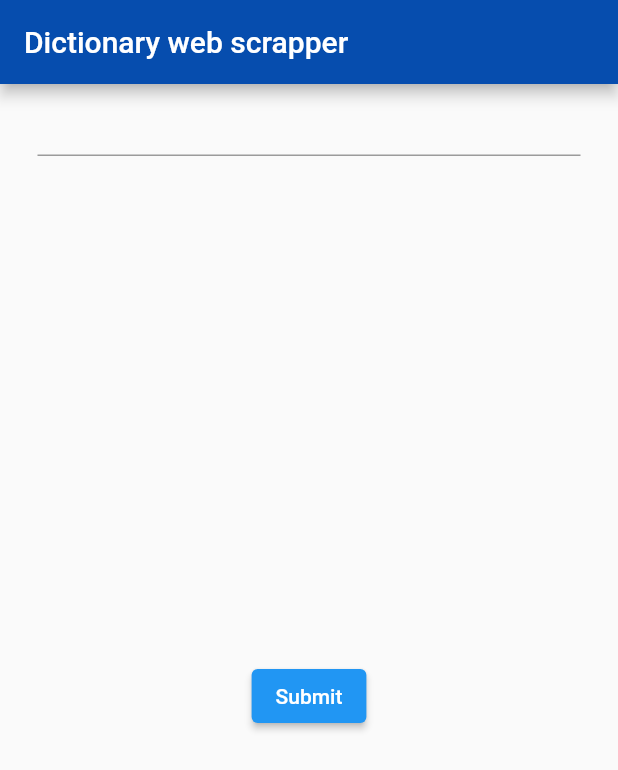
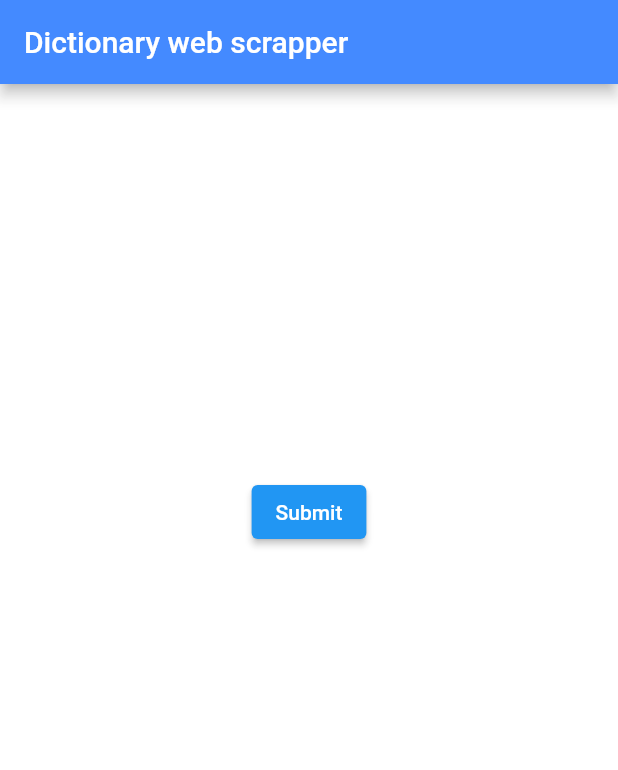
Before and after one commit to Genialngash/dictionary-scrapping, a Flutter app: the screen it shows after launch, on a phone screen of 412 x 824 dp. Shown: the top 770 px of the screen. Run offline on Flutter 3.47's test engine with Material 2 defaults, Android fonts, the light colour scheme and no system bars; missing offline and left inert: chaleno, responsive_grid_list.

Commit message:
background color changed - input decoration of the text field changed -  a progress indicator added when loading

```diff
--- a/lib/main.dart
+++ b/lib/main.dart
@@ -2,6 +2,7 @@
 
 import 'package:collection/collection.dart';
 import 'package:chaleno/chaleno.dart';
+import 'package:dictionary_scrapping/animated_color_loader.dart';
 import 'package:flutter/material.dart';
 import 'package:responsive_grid_list/responsive_grid_list.dart';
 
@@ -35,11 +36,11 @@
 }
 
 class _MyHomePageState extends State<MyHomePage> {
-  int _counter = 0;
+  bool loading = false;
   final GlobalKey<FormState> _formKey = GlobalKey<FormState>();
   String urlInput = '';
 
-  LinkedHashMap<String, int> commonWords = LinkedHashMap();
+  LinkedHashMap<String, int> allSortedWords = LinkedHashMap();
   Map<String, int> wordCount = {};
 
   getCommonWords() {
@@ -48,7 +49,7 @@
       //sort the list of values of the map in an ascending manner by starting with k2,k1
       ..sort((k2, k1) => wordCount[k1]!.compareTo(wordCount[k2]!));
     // The new value of  commonWords is map where the values are mapped to the respective keys
-    commonWords = LinkedHashMap.fromIterable(sortedKeys,
+    allSortedWords = LinkedHashMap.fromIterable(sortedKeys,
         key: (k) => k, value: (k) => wordCount[k]!);
   }
 
@@ -57,8 +58,9 @@
     var screenHeight = MediaQuery.of(context).size.height;
     var screenWidth = MediaQuery.of(context).size.width;
     return Scaffold(
+      backgroundColor: Colors.white10,
       appBar: AppBar(
-        backgroundColor: const Color(0xff064DAE),
+        backgroundColor: Colors.blueAccent,
         title: Text(widget.title),
       ),
       body: Padding(
@@ -70,6 +72,14 @@
               Form(
                 key: _formKey,
                 child: TextFormField(
+                  style: const TextStyle(color: Colors.white),
+                  decoration: const InputDecoration(
+                    enabledBorder: UnderlineInputBorder(
+                      borderSide: BorderSide(color: Colors.white),
+                    ),
+                    hintStyle: TextStyle(color: Colors.white),
+                    hintText: 'Enter the Url here',
+                  ),
                   validator: (value) {
                     if ((Uri.parse(value!).hasAbsolutePath) &&
                         (value.isNotEmpty)) {
@@ -86,10 +96,11 @@
               ElevatedButton(
                 onPressed: () async {
                   var symbols = "!@#\$%^&*()_-+={[}]|\\;:\"<>?/., ";
-
+                  setState(() {
+                    loading = true;
+                  });
                   if (_formKey.currentState!.validate()) {
-                    //declaring the variables
-
+                    //declaring the variable
                     List words = [];
                     //using the chaleno package to load the url
                     Chaleno().load(urlInput).then((value) {
@@ -102,6 +113,7 @@
                         words = content.toLowerCase().split(' ');
                         wordCount = Map<String, int>.fromIterable(words,
                             key: (item) => item.toString(), value: (item) => 0);
+                        //get the count of the words and store in a map
                         for (var word in words) {
                           if (words.contains(word)) {
                             wordCount.update(word, (value) => value + 1);
@@ -113,9 +125,10 @@
                       //refresh the user interface and populate the words and count
                       setState(() {
                         getCommonWords();
+                        loading = false;
                       });
 
-                      print(commonWords);
+                      print(allSortedWords);
                     });
                   } else {
                     print('not valid');
@@ -123,88 +136,50 @@
                 },
                 child: const Text('Submit'),
               ),
-              commonWords.isEmpty
-                  ? SizedBox()
-                  :
-                  Container(
+              const Text(
+                'Words scrapped from the website and their frequencies sorted in ascending order',
+                style: TextStyle(color: Colors.white30),
+              ),
+              loading
+                  ? Center(
+                      child: ColorLoader(
+                      color3: Colors.blueAccent,
+                    ))
+                  : allSortedWords.isEmpty
+                      ? const SizedBox()
+                      : Container(
                           height: screenHeight - 200,
                           width: screenWidth - 10,
-                      child:
-
-
-
-
-
-                       ResponsiveGridList(
-        horizontalGridMargin: 50,
-        verticalGridMargin: 50,
-        minItemWidth: 100,
+                          child: ResponsiveGridList(
+                            horizontalGridMargin: 10,
+                            verticalGridMargin: 10,
+                            minItemWidth: 160,
                             children: List.generate(
-          commonWords.length,
-          (index)
-          {
-              String key = commonWords.keys.elementAt(index);
-                          int value = commonWords.values.elementAt(index);
-            return Chip(
-                                elevation: 20,
-                                padding: EdgeInsets.all(8),
+                              allSortedWords.length,
+                              (index) {
+                                String key =
+                                    allSortedWords.keys.elementAt(index);
+                                int value =
+                                    allSortedWords.values.elementAt(index);
+                                return Tooltip(
+                                  message: key,
+                                  child: Chip(
+                                    elevation: 15,
+                                    padding: const EdgeInsets.all(6),
                                     backgroundColor: Colors.greenAccent[100],
                                     shadowColor: Colors.black,
                                     avatar: CircleAvatar(
-                                  child: Text(value.toString()), //NetwordImage
+                                      child: Text(value.toString()),
                                     ), //CircleAvatar
                                     label: Text(
                                       key,
-                                  style: TextStyle(fontSize: 20),
+                                      style: const TextStyle(fontSize: 20),
                                     ), //Text
+                                  ),
                                 );
                               },
                             ),
                           ),
-
-
-
-
-
-
-
-
-
-
-
-
-                      //  GridView.builder(
-                      //   shrinkWrap: true,
-
-                      //   gridDelegate:
-                      //       new SliverGridDelegateWithFixedCrossAxisCount(
-                      //    crossAxisCount: 7,
-                      //     childAspectRatio: 4,
-                      //   ),
-                      //   itemCount: commonWords.length,
-                      //   itemBuilder: (BuildContext context, int index) {
-                      //     String key = commonWords.keys.elementAt(index);
-                      //     int value = commonWords.values.elementAt(index);
-                      //     return Wrap(
-                      //       direction: Axis.vertical,
-                      //       children: [
-                      //         Chip(
-                      //           elevation: 20,
-                      //           padding: EdgeInsets.all(8),
-                      //           backgroundColor: Colors.greenAccent[100],
-                      //           shadowColor: Colors.black,
-                      //           avatar: CircleAvatar(
-                      //             child: Text(value.toString()), //NetwordImage
-                      //           ), //CircleAvatar
-                      //           label: Text(
-                      //             key,
-                      //             style: TextStyle(fontSize: 20),
-                      //           ), //Text
-                      //         ),
-                      //       ],
-                      //     );
-                      //   },
-                      // ),
                         ),
             ],
           ),
```
Lines whose indentation alone changed are shown as unchanged.
